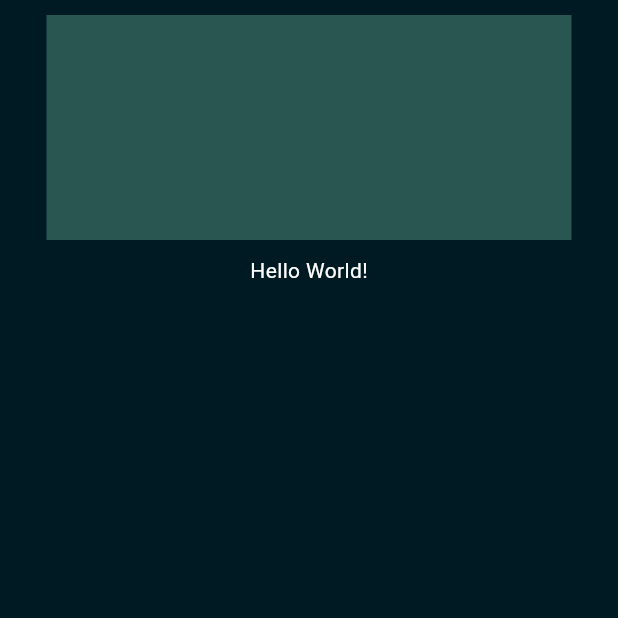
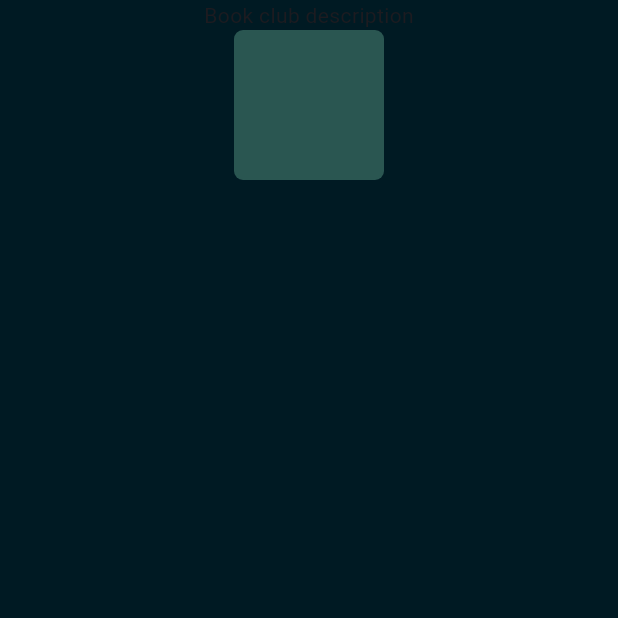
Before and after one commit to SamerSawan/Papyrus_v2, a Flutter app: the screen it shows after launch, on a phone screen of 412 x 824 dp, the top half of it. Run offline on Flutter 3.47's test engine with Material 3 defaults, Android fonts, the phone set to English and light mode, and no system bars.

Commit message:
description box

```diff
--- a/lib/description_box.dart
+++ b/lib/description_box.dart
@@ -1,10 +1,26 @@
 import 'package:flutter/material.dart';
 
-Center(
-  child: const Container(
-    margin: const EdgeInsets.all(10.0),
-    color: Colors.amber[600],
-    width: 48.0,
-    height: 48.0,
-  ),
-)
+
+class DescriptionBox extends StatelessWidget {
+  const DescriptionBox({super.key});
+
+  @override
+  Widget build(context) {
+    return Center(
+    child:  Column (children: [
+    const Text("Book club description"),
+    Positioned(
+      top: 251,
+      left: 20,
+      right: null,
+      bottom: null,
+      child: Container(
+   decoration: BoxDecoration(
+   borderRadius: BorderRadius.circular(6),
+   color: const Color(0x8053917E)),
+   height: 100,
+   width: 100,
+ )) ],)
+);
+}
+}
--- a/lib/main.dart
+++ b/lib/main.dart
@@ -1,5 +1,5 @@
 import 'package:flutter/material.dart';
-// import 'description_box.dart';
+import 'description_box.dart';
 
 void main() {
   runApp(MaterialApp(
@@ -7,7 +7,9 @@ void main() {
       scaffoldBackgroundColor: const Color(0xFF001A23),
     ),
     home: const Scaffold(
-      body: BookCard(),
+      body: Column(
+        children: [DescriptionBox()],
+      ),
     ),
   ));
 }
```
Also changed, not shown: 1 other file.
